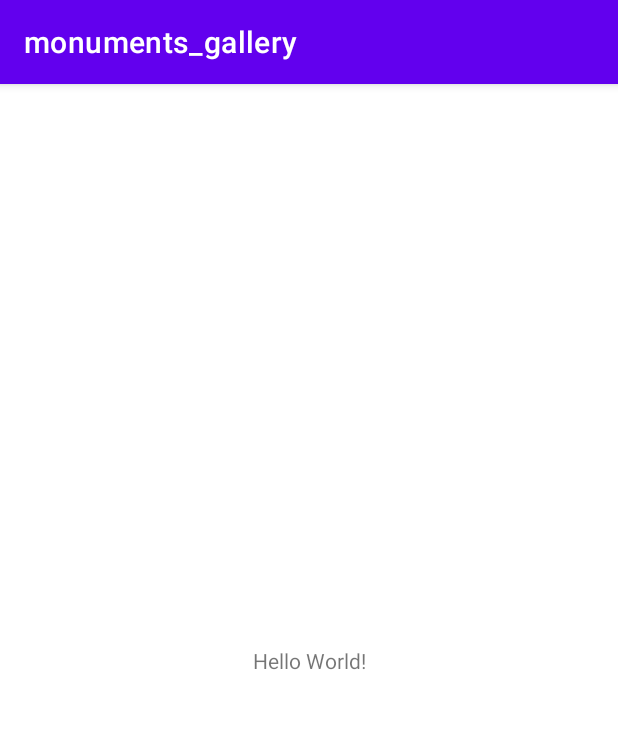
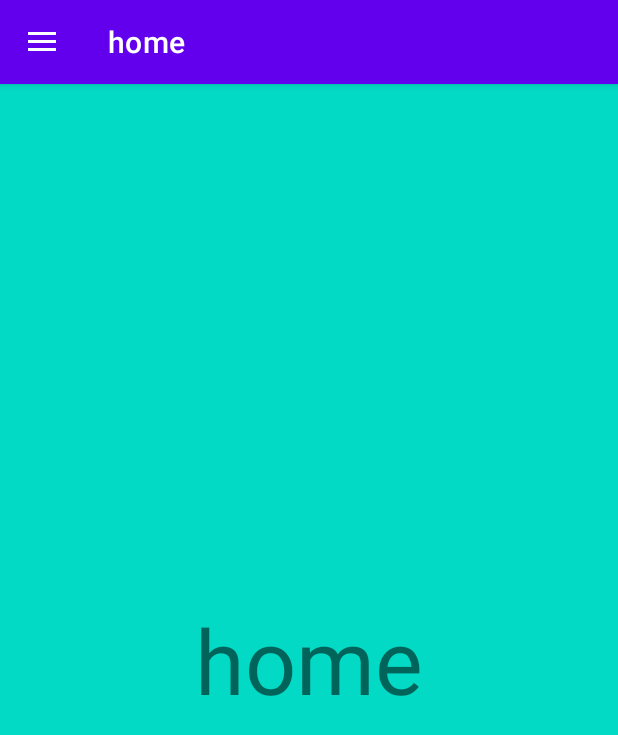
Before and after one commit to yazdian1400/monuments_gallery, an Android app: the screen it shows after launch (MainActivity), on a phone screen of 412 x 824 dp. Shown: the top 735 px of the screen. Run offline under Robolectric (Android 15) with nearby library versions, the phone set to English and light mode, and no system bars; our stand-ins replace navigation-ui.

Commit message:
add drawer menu

```diff
--- a/app/src/main/AndroidManifest.xml
+++ b/app/src/main/AndroidManifest.xml
@@ -11,7 +11,8 @@
         android:theme="@style/Theme.Monuments_gallery">
         <activity
             android:name=".MainActivity"
-            android:exported="true">
+            android:exported="true"
+            android:theme="@style/Theme.MyApplication.NoActionBar">
             <intent-filter>
                 <action android:name="android.intent.action.MAIN" />
 
--- a/app/src/main/java/ir/homework/monuments_gallery/MainActivity.kt
+++ b/app/src/main/java/ir/homework/monuments_gallery/MainActivity.kt
@@ -2,14 +2,42 @@ package ir.homework.monuments_gallery
 
 import androidx.appcompat.app.AppCompatActivity
 import android.os.Bundle
+import androidx.drawerlayout.widget.DrawerLayout
+import androidx.navigation.findNavController
+import androidx.navigation.ui.AppBarConfiguration
+import androidx.navigation.ui.navigateUp
+import androidx.navigation.ui.setupActionBarWithNavController
+import androidx.navigation.ui.setupWithNavController
+import com.google.android.material.navigation.NavigationView
 import ir.homework.monuments_gallery.databinding.ActivityMainBinding
 
 class MainActivity : AppCompatActivity() {
+    private lateinit var appBarConfiguration: AppBarConfiguration
     lateinit var binding: ActivityMainBinding
 
     override fun onCreate(savedInstanceState: Bundle?) {
         super.onCreate(savedInstanceState)
-        binding = ActivityMainBinding.inflate(layoutInflater)
+        binding = ActivityMainBinding.inflate(layoutInflater,)
         setContentView(binding.root)
+
+        setSupportActionBar(binding.appBarMain.toolbar)
+
+        val drawerLayout: DrawerLayout = binding.drawerLayout
+        val navView: NavigationView = binding.navView
+        val navController = findNavController(R.id.nav_host_fragment_content_main)
+        // Passing each menu ID as a set of Ids because each
+        // menu should be considered as top level destinations.
+        appBarConfiguration = AppBarConfiguration(
+            setOf(
+                R.id.nav_home, R.id.nav_setting, R.id.nav_profile
+            ), drawerLayout
+        )
+        setupActionBarWithNavController(navController, appBarConfiguration)
+        navView.setupWithNavController(navController)
+    }
+
+    override fun onSupportNavigateUp(): Boolean {
+        val navController = findNavController(R.id.nav_host_fragment_content_main)
+        return navController.navigateUp(appBarConfiguration) || super.onSupportNavigateUp()
     }
 }
--- a/app/src/main/res/layout/activity_main.xml
+++ b/app/src/main/res/layout/activity_main.xml
@@ -1,18 +1,25 @@
 <?xml version="1.0" encoding="utf-8"?>
-<androidx.constraintlayout.widget.ConstraintLayout xmlns:android="http://schemas.android.com/apk/res/android"
+<androidx.drawerlayout.widget.DrawerLayout xmlns:android="http://schemas.android.com/apk/res/android"
     xmlns:app="http://schemas.android.com/apk/res-auto"
     xmlns:tools="http://schemas.android.com/tools"
+    android:id="@+id/drawer_layout"
     android:layout_width="match_parent"
     android:layout_height="match_parent"
-    tools:context=".MainActivity">
+    android:fitsSystemWindows="true"
+    tools:openDrawer="start">
 
-    <TextView
+    <com.google.android.material.navigation.NavigationView
+        android:id="@+id/nav_view"
         android:layout_width="wrap_content"
-        android:layout_height="wrap_content"
-        android:text="Hello World!"
-        app:layout_constraintBottom_toBottomOf="parent"
-        app:layout_constraintLeft_toLeftOf="parent"
-        app:layout_constraintRight_toRightOf="parent"
-        app:layout_constraintTop_toTopOf="parent" />
+        android:layout_height="match_parent"
+        android:layout_gravity="start"
+        android:fitsSystemWindows="true"
+        app:headerLayout="@layout/nav_header_main"
+        app:menu="@menu/activity_main_drawer" />
 
-</androidx.constraintlayout.widget.ConstraintLayout>
+    <include
+        android:id="@+id/app_bar_main"
+        layout="@layout/app_bar_main"
+        android:layout_width="match_parent"
+        android:layout_height="match_parent" />
+</androidx.drawerlayout.widget.DrawerLayout>
--- /dev/null
+++ b/app/src/main/res/layout/app_bar_main.xml
@@ -0,0 +1,25 @@
+<?xml version="1.0" encoding="utf-8"?>
+<androidx.coordinatorlayout.widget.CoordinatorLayout xmlns:android="http://schemas.android.com/apk/res/android"
+    xmlns:app="http://schemas.android.com/apk/res-auto"
+    xmlns:tools="http://schemas.android.com/tools"
+    android:layout_width="match_parent"
+    android:layout_height="match_parent"
+    tools:context=".MainActivity">
+
+    <com.google.android.material.appbar.AppBarLayout
+        android:layout_width="match_parent"
+        android:layout_height="wrap_content"
+        android:theme="@style/Theme.MyApplication.AppBarOverlay">
+
+        <androidx.appcompat.widget.Toolbar
+            android:id="@+id/toolbar"
+            android:layout_width="match_parent"
+            android:layout_height="?attr/actionBarSize"
+            android:background="?attr/colorPrimary"
+            app:popupTheme="@style/Theme.MyApplication.PopupOverlay" />
+
+    </com.google.android.material.appbar.AppBarLayout>
+
+    <include layout="@layout/content_main" />
+
+</androidx.coordinatorlayout.widget.CoordinatorLayout>
--- /dev/null
+++ b/app/src/main/res/layout/content_main.xml
@@ -0,0 +1,20 @@
+<?xml version="1.0" encoding="utf-8"?>
+<androidx.constraintlayout.widget.ConstraintLayout xmlns:android="http://schemas.android.com/apk/res/android"
+    xmlns:app="http://schemas.android.com/apk/res-auto"
+    xmlns:tools="http://schemas.android.com/tools"
+    android:layout_width="match_parent"
+    android:layout_height="match_parent"
+    app:layout_behavior="@string/appbar_scrolling_view_behavior"
+    tools:showIn="@layout/app_bar_main">
+
+    <fragment
+        android:id="@+id/nav_host_fragment_content_main"
+        android:name="androidx.navigation.fragment.NavHostFragment"
+        android:layout_width="match_parent"
+        android:layout_height="match_parent"
+        app:defaultNavHost="true"
+        app:layout_constraintLeft_toLeftOf="parent"
+        app:layout_constraintRight_toRightOf="parent"
+        app:layout_constraintTop_toTopOf="parent"
+        app:navGraph="@navigation/nav_graph" />
+</androidx.constraintlayout.widget.ConstraintLayout>
--- a/app/src/main/res/layout/fragment_home.xml
+++ b/app/src/main/res/layout/fragment_home.xml
@@ -5,10 +5,13 @@
     android:layout_height="match_parent"
     tools:context=".HomeFragment">
 
-    <!-- TODO: Update blank fragment layout -->
+
     <TextView
         android:layout_width="match_parent"
         android:layout_height="match_parent"
-        android:text="@string/hello_blank_fragment" />
+        android:text="home"
+        android:textSize="60sp"
+        android:gravity="center"
+        android:background="@color/teal_200"/>
 
 </FrameLayout>
--- a/app/src/main/res/layout/fragment_setting.xml
+++ b/app/src/main/res/layout/fragment_setting.xml
@@ -9,6 +9,9 @@
     <TextView
         android:layout_width="match_parent"
         android:layout_height="match_parent"
-        android:text="@string/hello_blank_fragment" />
+        android:text="setting"
+        android:textSize="60sp"
+        android:gravity="center"
+        android:background="@color/white"/>
 
 </FrameLayout>
--- /dev/null
+++ b/app/src/main/res/menu/activity_main_drawer.xml
@@ -0,0 +1,20 @@
+<?xml version="1.0" encoding="utf-8"?>
+<menu xmlns:android="http://schemas.android.com/apk/res/android"
+    xmlns:tools="http://schemas.android.com/tools"
+    tools:showIn="navigation_view">
+
+    <group android:checkableBehavior="single">
+        <item
+            android:id="@+id/nav_home"
+            android:title="@string/menu_home" />
+        <item
+            android:id="@+id/nav_setting"
+            android:title="@string/menu_setting" />
+        <item
+            android:id="@+id/nav_profile"
+            android:title="@string/menu_profile" />
+        <item
+            android:id="@+id/nav_exit"
+            android:title="@string/menu_exit" />
+    </group>
+</menu>
--- /dev/null
+++ b/app/src/main/res/navigation/nav_graph.xml
@@ -0,0 +1,23 @@
+<?xml version="1.0" encoding="utf-8"?>
+<navigation xmlns:android="http://schemas.android.com/apk/res/android"
+    xmlns:app="http://schemas.android.com/apk/res-auto"
+    xmlns:tools="http://schemas.android.com/tools"
+    android:id="@+id/nav_graph"
+    app:startDestination="@id/nav_home">
+
+    <fragment
+        android:id="@+id/nav_home"
+        android:name="ir.homework.monuments_gallery.HomeFragment"
+        android:label="@string/menu_home"
+        tools:layout="@layout/fragment_home" />
+    <fragment
+        android:id="@+id/nav_setting"
+        android:name="ir.homework.monuments_gallery.SettingFragment"
+        android:label="@string/menu_setting"
+        tools:layout="@layout/fragment_setting" />
+    <fragment
+        android:id="@+id/nav_profile"
+        android:name="ir.homework.monuments_gallery.ProfileFragment"
+        android:label="@string/menu_profile"
+        tools:layout="@layout/fragment_profile" />
+</navigation>
--- a/app/src/main/res/values/strings.xml
+++ b/app/src/main/res/values/strings.xml
@@ -2,4 +2,8 @@
     <string name="app_name">monuments_gallery</string>
     <!-- TODO: Remove or change this placeholder text -->
     <string name="hello_blank_fragment">Hello blank fragment</string>
+    <string name="menu_home">home</string>
+    <string name="menu_setting">setting</string>
+    <string name="menu_profile">profile</string>
+    <string name="menu_exit">exit</string>
 </resources>
--- a/app/src/main/res/values/themes.xml
+++ b/app/src/main/res/values/themes.xml
@@ -1,6 +1,6 @@
 <resources xmlns:tools="http://schemas.android.com/tools">
     <!-- Base application theme. -->
-    <style name="Theme.Monuments_gallery" parent="Theme.MaterialComponents.DayNight.DarkActionBar">
+    <style name="Theme.MyApplication" parent="Theme.MaterialComponents.DayNight.DarkActionBar">
         <!-- Primary brand color. -->
         <item name="colorPrimary">@color/purple_500</item>
         <item name="colorPrimaryVariant">@color/purple_700</item>
@@ -13,4 +13,13 @@
         <item name="android:statusBarColor" tools:targetApi="l">?attr/colorPrimaryVariant</item>
         <!-- Customize your theme here. -->
     </style>
+
+    <style name="Theme.MyApplication.NoActionBar">
+        <item name="windowActionBar">false</item>
+        <item name="windowNoTitle">true</item>
+    </style>
+
+    <style name="Theme.MyApplication.AppBarOverlay" parent="ThemeOverlay.AppCompat.Dark.ActionBar" />
+
+    <style name="Theme.MyApplication.PopupOverlay" parent="ThemeOverlay.AppCompat.Light" />
 </resources>
```
Also changed, not shown: app/src/main/res/drawable-v24/side_nav_bar.xml (added, +9 -0 lines), app/src/main/res/layout/fragment_profile.xml (+5 -2 lines), app/src/main/res/layout/nav_header_main.xml (added, +35 -0 lines).
